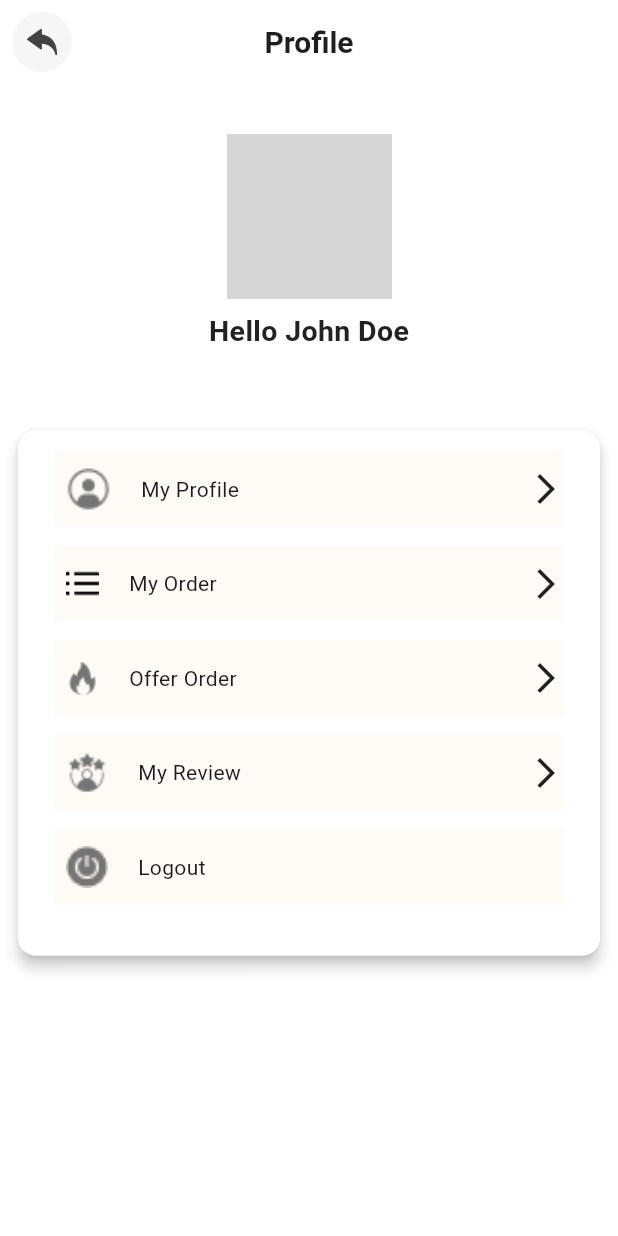
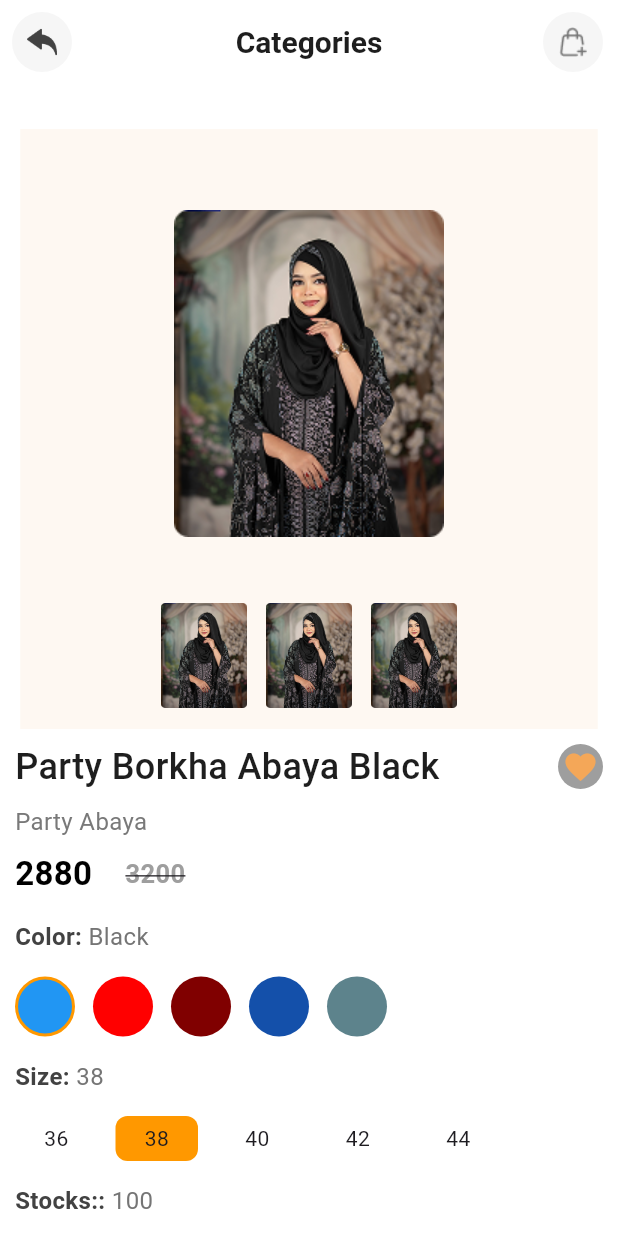
Before and after one commit to Radhesh-Roy/Dada-Garments, a Flutter app: the screen it shows after launch, on a phone screen of 412 x 824 dp. Run offline on Flutter 3.47's test engine with Material 3 defaults, Android fonts, the light colour scheme and no system bars; grey boxes are pictures that could not be loaded.

Commit message:
ProductDetails

```diff
--- a/lib/main.dart
+++ b/lib/main.dart
@@ -1,4 +1,5 @@
 
+import 'package:dadagarments/productDetails.dart';
 import 'package:dadagarments/profile.dart';
 import 'package:dadagarments/signUp.dart';
 import 'package:dadagarments/splashScreen.dart';
@@ -13,6 +14,6 @@ import 'loginPage.dart';
 void main(){
   runApp(MaterialApp(
     debugShowCheckedModeBanner: false,
-    home: ProfilescreenView(),
+    home: ProductdetailsView(),
   ));
 }
--- /dev/null
+++ b/lib/productDetails.dart
@@ -0,0 +1,449 @@
+import 'package:flutter/material.dart';
+
+class ProductdetailsView extends StatefulWidget {
+  const ProductdetailsView({super.key});
+
+  @override
+  State<ProductdetailsView> createState() => _ProductdetailsViewState();
+}
+
+class _ProductdetailsViewState extends State<ProductdetailsView> {
+  @override
+  Widget build(BuildContext context) {
+    return Scaffold(
+      backgroundColor: Colors.white,
+      appBar: AppBar(
+        backgroundColor: Color(0xffFFFFFF),
+        leading:
+        Padding(
+          padding: const EdgeInsets.all(8.0),
+          child: Container(
+            height: 40,
+            width: 40,
+            decoration: BoxDecoration(
+              color: Color(0xffF6F6F6),
+              shape: BoxShape.circle,
+            ),
+            child: Padding(
+              padding: EdgeInsetsGeometry.symmetric(horizontal: 10),
+              child: Image.asset("assets/backImage.png", height: 22, width: 22),
+            ),
+          ),
+        ),
+
+        centerTitle: true,
+        title: Text(
+          "Categories",
+          style: TextStyle(
+            fontSize: 20,
+            fontWeight: FontWeight.w600,
+            color: Color(0xff1E1E1E),
+          ),
+        ),
+        actions: [
+          Padding(
+            padding: EdgeInsetsGeometry.symmetric(horizontal: 10),
+            child: Container(
+              height: 40,
+              width: 40,
+              decoration: BoxDecoration(
+                color: Color(0xffF6F6F6),
+                shape: BoxShape.circle,
+              ),
+              child: Padding(
+                padding: EdgeInsetsGeometry.symmetric(horizontal: 10),
+                child: Image.asset("assets/bag.png", height: 24, width: 24),
+              ),
+            ),
+          ),
+        ],
+      ),
+      body: Padding(
+        padding: const EdgeInsets.all(10.0),
+        child: SingleChildScrollView(
+          child: Column(
+            crossAxisAlignment: CrossAxisAlignment.start,
+            children: [
+              SizedBox(height: 20),
+              Center(
+                child: Container(
+                  width: 385,
+                  height: 400,
+                  decoration: BoxDecoration(color: Color(0xffFEF8F2)),
+                  child: Padding(
+                    padding: const EdgeInsets.only(top: 18.0),
+                    child: Column(
+                      spacing: 8,
+                      children: [
+                        Container(
+                          width: 225,
+                          height: 290,
+                          child: Image(
+                            image: AssetImage("assets/category-image.png"),
+                          ),
+                        ),
+                        Row(
+                          mainAxisAlignment: MainAxisAlignment.center,
+
+                          children: [
+                            Container(
+                              width: 70,
+                              height: 70,
+                              child: Image(
+                                image: AssetImage("assets/category-image.png"),
+                              ),
+                            ),
+                            Container(
+                              width: 70,
+                              height: 70,
+                              child: Image(
+                                image: AssetImage("assets/category-image.png"),
+                              ),
+                            ),
+                            Container(
+                              width: 70,
+                              height: 70,
+                              child: Image(
+                                image: AssetImage("assets/category-image.png"),
+                              ),
+                            ),
+                          ],
+                        ),
+                      ],
+                    ),
+                  ),
+                ),
+              ),
+              SizedBox(height: 8),
+              Row(
+                spacing: 8,
+                mainAxisAlignment: MainAxisAlignment.spaceBetween,
+                children: [
+                  Text(
+                    "Party Borkha Abaya Black",
+                    style: TextStyle(
+                      fontWeight: FontWeight.w500,
+                      fontSize: 24,
+                      color: Color(0xff1E1E1E),
+                    ),
+                  ),
+                  Container(
+                    width: 30,
+                    height: 30,
+                    decoration: BoxDecoration(
+                      borderRadius: BorderRadius.circular(50),
+                      color: Colors.grey,
+                    ),
+                    child: Icon(Icons.favorite, color: Color(0xffF4A758)),
+                  ),
+                ],
+              ),
+              SizedBox(height: 8),
+              Text(
+                "Party Abaya",
+                style: TextStyle(
+                  fontSize: 16,
+                  fontWeight: FontWeight.w400,
+                  color: Color(0xff797979),
+                ),
+              ),
+              SizedBox(height: 8),
+              Padding(
+                padding: const EdgeInsets.only(left: 0.0),
+                child: Row(
+                  spacing: 8,
+                  children: [
+                    Text(
+                      "2880",
+                      style: TextStyle(
+                        fontSize: 22,
+                        fontWeight: FontWeight.bold,
+                        color: Colors.black,
+                      ),
+                    ),
+                    SizedBox(width: 6),
+                    Text(
+                      "3200",
+                      style: TextStyle(
+                        fontSize: 17,
+                        fontWeight: FontWeight.bold,
+                        color: Colors.grey,
+                        decoration: TextDecoration.lineThrough,
+                      ),
+                    ),
+                  ],
+                ),
+              ),
+              SizedBox(height: 15),
+              Row(
+                children: [
+                  Text(
+                    "Color: ",
+                    style: TextStyle(
+                      fontWeight: FontWeight.w600,
+                      fontSize: 16,
+                      color: Color(0xff424242),
+                    ),
+                  ),
+                  Text(
+                    "Black",
+                    style: TextStyle(
+                      fontWeight: FontWeight.w400,
+                      fontSize: 16,
+                      color: Color(0xff757575),
+                    ),
+                  ),
+                ],
+              ),
+              SizedBox(height: 15),
+              Row(
+                spacing: 12,
+                children: [
+                  Container(
+                    width: 40,
+                    height: 40,
+                    decoration: BoxDecoration(
+                      shape: BoxShape.circle,
+                      color: Colors.blue,
+                      border: Border.all(color: Colors.orange, width: 2),
+                    ),
+                  ),
+
+                  Container(
+                    width: 40,
+                    height: 40,
+                    decoration: BoxDecoration(
+                      color: Color(0xffFF0000),
+                      borderRadius: BorderRadius.circular(50),
+                    ),
+                  ),
+
+                  Container(
+                    width: 40,
+                    height: 40,
+                    decoration: BoxDecoration(
+                      color: Color(0xff800000),
+                      borderRadius: BorderRadius.circular(50),
+                    ),
+                  ),
+
+                  Container(
+                    width: 40,
+                    height: 40,
+                    decoration: BoxDecoration(
+                      color: Color(0xff1450AA),
+                      borderRadius: BorderRadius.circular(50),
+                    ),
+                  ),
+
+                  Container(
+                    width: 40,
+                    height: 40,
+                    decoration: BoxDecoration(
+                      color: Color(0xff5D838C),
+                      borderRadius: BorderRadius.circular(50),
+                    ),
+                  ),
+                ],
+              ),
+
+              SizedBox(height: 15),
+              Row(
+                children: [
+                  Text(
+                    "Size: ",
+                    style: TextStyle(
+                      fontWeight: FontWeight.w600,
+                      fontSize: 16,
+                      color: Color(0xff424242),
+                    ),
+                  ),
+                  Text(
+                    "38",
+                    style: TextStyle(
+                      fontWeight: FontWeight.w400,
+                      fontSize: 16,
+                      color: Color(0xff757575),
+                    ),
+                  ),
+                ],
+              ),
+              SizedBox(height: 15),
+
+              Row(
+                spacing: 12,
+                children: [
+                  Container(
+                    width: 55,
+                    height: 30,
+                    decoration: BoxDecoration(
+                      borderRadius: BorderRadius.circular(8),
+                      color: Colors.white,
+                    ),
+                    child: Center(child: Text("36")),
+                  ),
+
+                  Container(
+                    width: 55,
+                    height: 30,
+                    decoration: BoxDecoration(
+                      borderRadius: BorderRadius.circular(8),
+                      color: Colors.orange,
+                    ),
+                    child: Center(child: Text("38")),
+                  ),
+
+                  Container(
+                    width: 55,
+                    height: 30,
+                    decoration: BoxDecoration(
+                      borderRadius: BorderRadius.circular(8),
+                      color: Colors.white,
+                    ),
+                    child: Center(child: Text("40")),
+                  ),
+
+                  Container(
+                    width: 55,
+                    height: 30,
+                    decoration: BoxDecoration(
+                      borderRadius: BorderRadius.circular(8),
+                      color: Colors.white,
+                    ),
+                    child: Center(child: Text("42")),
+                  ),
+
+                  Container(
+                    width: 55,
+                    height: 30,
+                    decoration: BoxDecoration(
+                      borderRadius: BorderRadius.circular(8),
+                      color: Colors.white,
+                    ),
+                    child: Center(child: Text("44")),
+                  ),
+                ],
+              ),
+
+              SizedBox(height: 15),
+
+              Row(
+                children: [
+                  Text(
+                    "Stocks:: ",
+                    style: TextStyle(
+                      fontWeight: FontWeight.w600,
+                      fontSize: 16,
+                      color: Color(0xff424242),
+                    ),
+                  ),
+                  Text(
+                    "100",
+                    style: TextStyle(
+                      fontWeight: FontWeight.w400,
+                      fontSize: 16,
+                      color: Color(0xff757575),
+                    ),
+                  ),
+                ],
+              ),
+              SizedBox(height: 15),
+              Column(
+                crossAxisAlignment: CrossAxisAlignment.start,
+                children: [
+                  Text(
+                    "Description",
+                    style: TextStyle(fontSize: 18, fontWeight: FontWeight.w600),
+                  ),
+
+                  SizedBox(height: 4),
+
+
+                  Container(width: 100, height: 2, color: Colors.black12),
+
+                  SizedBox(height: 10),
+
+
+                  RichText(
+                    text: TextSpan(
+                      style: TextStyle(
+                        fontSize: 14,
+                        color: Colors.black87,
+                        height: 1.4,
+                      ),
+                      children: [
+                        TextSpan(
+                          text:
+                          "It is a long established fact that a reader will be distracted by the readable content of a page when looking at its layout. The point of using Lorem Ipsum is that it has a more-or-less normal distribution of letters, as opposed to using 'Content here, content here', making it look like readable English... ",
+                        ),
+                        TextSpan(
+                          text: "Read More",
+                          style: TextStyle(
+                            fontWeight: FontWeight.w600,
+                            color: Colors.black,
+                          ),
+                        ),
+                      ],
+                    ),
+                    maxLines: 6,
+                    overflow: TextOverflow.ellipsis,
+                  ),
+                  SizedBox(height: 10),
+
+                  Row(
+                    mainAxisAlignment: MainAxisAlignment.center,
+                    children: [
+                      Padding(
+                        padding: const EdgeInsets.all(8.0),
+                        child: Center(
+                          child: Container(
+                            padding: EdgeInsets.only(top: 8,right: 20,left: 20,bottom: 8),
+                            decoration: BoxDecoration(
+                              color: Color(0xffEFEFEF),
+                              borderRadius: BorderRadius.circular(10),
+                            ),
+                            alignment: Alignment.center,
+                            child: Text(
+                              "Add To Cart",
+                              style: TextStyle(
+                                fontSize: 18,
+                                fontWeight: FontWeight.w600,
+                                color: Color(0xff222222),
+                              ),
+                            ),
+                          ),
+                        ),
+                      ),
+                      Padding(
+                        padding: const EdgeInsets.only(top: 8,right: 20,bottom: 8),
+                        child: Center(
+                          child: Container(
+                            padding: EdgeInsets.only(top: 8,right: 20,left: 20,bottom: 8),
+                            decoration: BoxDecoration(
+                              color: Color(0xffF4A758),
+                              borderRadius: BorderRadius.circular(10),
+                            ),
+                            alignment: Alignment.center,
+                            child: Text(
+                              "Buy Now",
+                              style: TextStyle(
+                                fontSize: 18,
+                                fontWeight: FontWeight.w600,
+                                color: Color(0xff222222),
+                              ),
+                            ),
+                          ),
+                        ),
+                      ),
+                    ],
+                  )
+
+                ],
+              ),
+            ],
+          ),
+        ),
+      ),
+    );
+  }
+}
```
